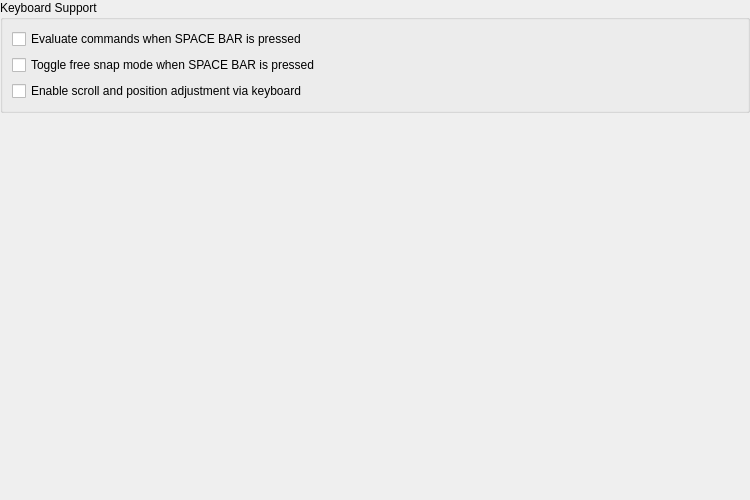
Qt form librecad/src/ui/dialogs/settings/options_general/pages/application/lc_settings_page_keyboard.ui (sand1024/LibreCAD) before a commit.
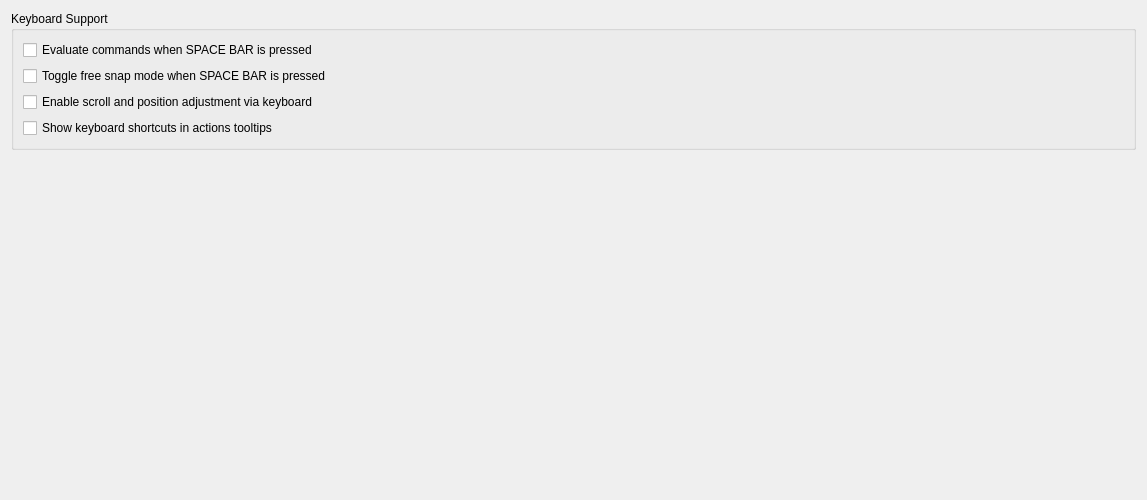
The same form after that commit.

Commit message: general settings dialog ui

What changed in the file:
```diff
--- a/librecad/src/ui/dialogs/settings/options_general/pages/application/lc_settings_page_keyboard.ui
+++ b/librecad/src/ui/dialogs/settings/options_general/pages/application/lc_settings_page_keyboard.ui
@@ -6,24 +6,12 @@
    <rect>
     <x>0</x>
     <y>0</y>
-    <width>750</width>
+    <width>1147</width>
     <height>500</height>
    </rect>
   </property>
-  <layout class="QGridLayout" name="gridLayout_main">
-   <property name="leftMargin">
-    <number>0</number>
-   </property>
-   <property name="topMargin">
-    <number>0</number>
-   </property>
-   <property name="rightMargin">
-    <number>0</number>
-   </property>
-   <property name="bottomMargin">
-    <number>0</number>
-   </property>
-   <item row="0" column="0">
+  <layout class="QVBoxLayout" name="verticalLayout">
+   <item>
     <widget class="QGroupBox" name="groupBox_4">
      <property name="title">
       <string>Keyboard Support</string>
@@ -100,10 +88,29 @@
         </property>
        </spacer>
       </item>
+      <item row="3" column="0">
+       <widget class="QCheckBox" name="cbShowKeyboardShortcutsInToolTips">
+        <property name="sizePolicy">
+         <sizepolicy hsizetype="Preferred" vsizetype="Preferred">
+          <horstretch>0</horstretch>
+          <verstretch>0</verstretch>
+         </sizepolicy>
+        </property>
+        <property name="toolTip">
+         <string>Keyboard Shortcuts in Tooltips
+
+If checked, keyboard shortcut assigned to the action
+will be shown in tooltip for action.</string>
+        </property>
+        <property name="text">
+         <string>Show keyboard shortcuts in actions tooltips</string>
+        </property>
+       </widget>
+      </item>
      </layout>
     </widget>
    </item>
-   <item row="1" column="0">
+   <item>
     <spacer name="verticalSpacer">
      <property name="orientation">
       <enum>Qt::Orientation::Vertical</enum>
```
Left out of the diff: 76 changed lines with no effect on the pictures. The commit also changes 9 other files.
